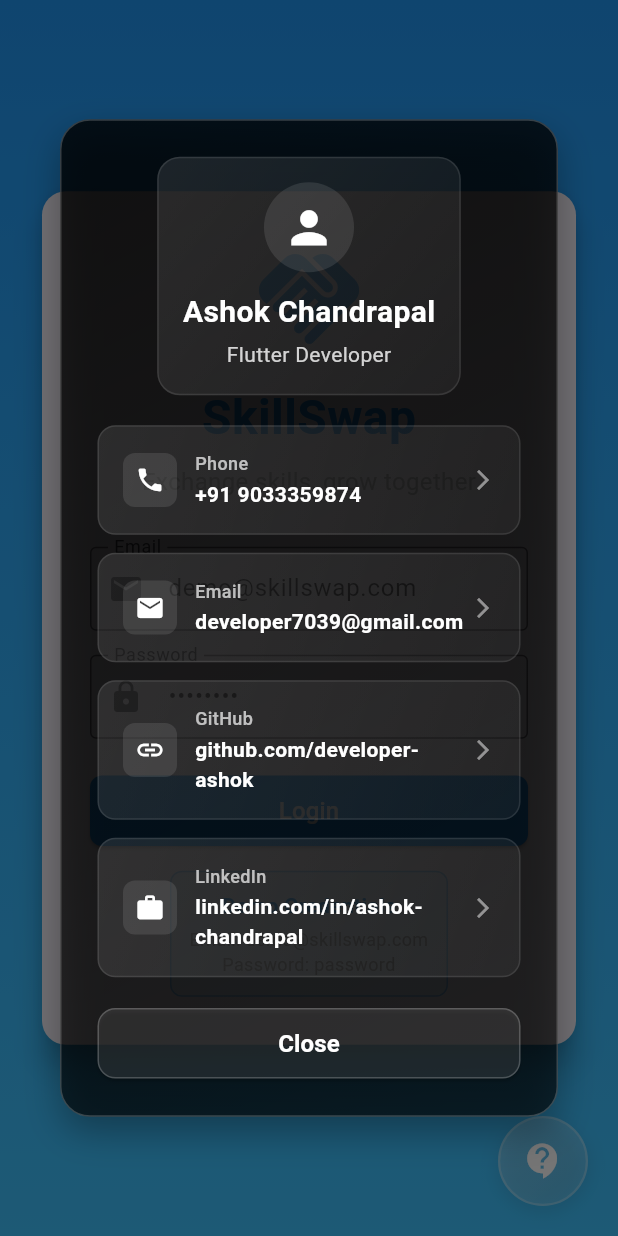
After one commit to developer-ashok/flutter-skillswap, a Flutter app: the screen it shows after launch, after a tap on the "contact support" icon, on a phone screen of 412 x 824 dp. The commit adds this screen. Run offline on Flutter 3.47's test engine with Material 3 defaults, Android fonts, the phone set to English and light mode, and no system bars; our stand-ins replace shared_preferences; accounts and stored records are empty.

Commit message:
first commit

```diff
--- a/lib/screens/home_screen.dart
+++ b/lib/screens/home_screen.dart
@@ -3,6 +3,7 @@ import 'browse_screen.dart';
 import 'profile_screen.dart';
 import 'matches_screen.dart';
 import 'add_post_screen.dart';
+import '../widgets/floating_contact_button.dart';
 
 class HomeScreen extends StatefulWidget {
   const HomeScreen({super.key});
@@ -30,7 +31,12 @@ class _HomeScreenState extends State<HomeScreen> {
   @override
   Widget build(BuildContext context) {
     return Scaffold(
-      body: _screens[_currentIndex],
+      body: Stack(
+        children: [
+          _screens[_currentIndex],
+          const FloatingContactButton(),
+        ],
+      ),
       bottomNavigationBar: BottomNavigationBar(
         type: BottomNavigationBarType.fixed,
         currentIndex: _currentIndex,
--- a/lib/screens/login_screen.dart
+++ b/lib/screens/login_screen.dart
@@ -1,6 +1,7 @@
 import 'package:flutter/material.dart';
 import 'package:provider/provider.dart';
 import '../providers/auth_provider.dart';
+import '../widgets/floating_contact_button.dart';
 
 class LoginScreen extends StatefulWidget {
   const LoginScreen({super.key});
@@ -60,7 +61,9 @@ class _LoginScreenState extends State<LoginScreen> {
   @override
   Widget build(BuildContext context) {
     return Scaffold(
-      body: Container(
+      body: Stack(
+        children: [
+          Container(
             decoration: const BoxDecoration(
               gradient: LinearGradient(
                 begin: Alignment.topCenter,
@@ -205,6 +208,9 @@ class _LoginScreenState extends State<LoginScreen> {
               ),
             ),
           ),
+          const FloatingContactButton(),
+        ],
+      ),
     );
   }
 }
--- /dev/null
+++ b/lib/widgets/floating_contact_button.dart
@@ -0,0 +1,374 @@
+import 'package:flutter/material.dart';
+
+class FloatingContactButton extends StatefulWidget {
+  const FloatingContactButton({super.key});
+
+  @override
+  State<FloatingContactButton> createState() => _FloatingContactButtonState();
+}
+
+class _FloatingContactButtonState extends State<FloatingContactButton>
+    with SingleTickerProviderStateMixin {
+  late AnimationController _animationController;
+  late Animation<double> _scaleAnimation;
+  bool _isPressed = false;
+
+  @override
+  void initState() {
+    super.initState();
+    _animationController = AnimationController(
+      duration: const Duration(milliseconds: 150),
+      vsync: this,
+    );
+    _scaleAnimation = Tween<double>(
+      begin: 1.0,
+      end: 0.95,
+    ).animate(CurvedAnimation(
+      parent: _animationController,
+      curve: Curves.easeInOut,
+    ));
+  }
+
+  @override
+  void dispose() {
+    _animationController.dispose();
+    super.dispose();
+  }
+
+  void _onTapDown(TapDownDetails details) {
+    setState(() {
+      _isPressed = true;
+    });
+    _animationController.forward();
+  }
+
+  void _onTapUp(TapUpDetails details) {
+    setState(() {
+      _isPressed = false;
+    });
+    _animationController.reverse();
+  }
+
+  void _onTapCancel() {
+    setState(() {
+      _isPressed = false;
+    });
+    _animationController.reverse();
+  }
+
+  void _showContactDialog() {
+    showDialog(
+      context: context,
+      builder: (context) => _ContactDialog(),
+    );
+  }
+
+  @override
+  Widget build(BuildContext context) {
+    return Positioned(
+      bottom: 20,
+      right: 20,
+      child: GestureDetector(
+        onTapDown: _onTapDown,
+        onTapUp: _onTapUp,
+        onTapCancel: _onTapCancel,
+        onTap: _showContactDialog,
+        child: AnimatedBuilder(
+          animation: _scaleAnimation,
+          builder: (context, child) {
+            return Transform.scale(
+              scale: _scaleAnimation.value,
+              child: Container(
+                width: 60,
+                height: 60,
+                decoration: BoxDecoration(
+                  shape: BoxShape.circle,
+                  gradient: LinearGradient(
+                    begin: Alignment.topLeft,
+                    end: Alignment.bottomRight,
+                    colors: [
+                      Colors.white.withOpacity(0.2),
+                      Colors.white.withOpacity(0.1),
+                    ],
+                  ),
+                  border: Border.all(
+                    color: Colors.white.withOpacity(0.3),
+                    width: 1.5,
+                  ),
+                  boxShadow: [
+                    BoxShadow(
+                      color: Colors.black.withOpacity(0.1),
+                      blurRadius: 10,
+                      spreadRadius: 0,
+                      offset: const Offset(0, 4),
+                    ),
+                  ],
+                ),
+                child: Container(
+                  decoration: BoxDecoration(
+                    shape: BoxShape.circle,
+                    gradient: LinearGradient(
+                      begin: Alignment.topLeft,
+                      end: Alignment.bottomRight,
+                      colors: [
+                        Colors.white.withOpacity(0.1),
+                        Colors.white.withOpacity(0.05),
+                      ],
+                    ),
+                  ),
+                  child: const Icon(
+                    Icons.contact_support,
+                    color: Colors.white,
+                    size: 28,
+                  ),
+                ),
+              ),
+            );
+          },
+        ),
+      ),
+    );
+  }
+}
+
+class _ContactDialog extends StatefulWidget {
+  @override
+  State<_ContactDialog> createState() => _ContactDialogState();
+}
+
+class _ContactDialogState extends State<_ContactDialog> {
+  @override
+  Widget build(BuildContext context) {
+    return Dialog(
+      backgroundColor: Colors.transparent,
+      child: Container(
+        padding: const EdgeInsets.all(24),
+        decoration: BoxDecoration(
+          borderRadius: BorderRadius.circular(20),
+          gradient: LinearGradient(
+            begin: Alignment.topLeft,
+            end: Alignment.bottomRight,
+            colors: [
+              Colors.black.withOpacity(0.8),
+              Colors.black.withOpacity(0.6),
+            ],
+          ),
+          border: Border.all(
+            color: Colors.white.withOpacity(0.2),
+            width: 1,
+          ),
+          boxShadow: [
+            BoxShadow(
+              color: Colors.black.withOpacity(0.3),
+              blurRadius: 20,
+              spreadRadius: 0,
+              offset: const Offset(0, 10),
+            ),
+          ],
+        ),
+        child: Column(
+          mainAxisSize: MainAxisSize.min,
+          children: [
+            // Header
+            Container(
+              padding: const EdgeInsets.all(16),
+              decoration: BoxDecoration(
+                borderRadius: BorderRadius.circular(15),
+                gradient: LinearGradient(
+                  begin: Alignment.topLeft,
+                  end: Alignment.bottomRight,
+                  colors: [
+                    Colors.white.withOpacity(0.1),
+                    Colors.white.withOpacity(0.05),
+                  ],
+                ),
+                border: Border.all(
+                  color: Colors.white.withOpacity(0.1),
+                  width: 1,
+                ),
+              ),
+              child: Column(
+                children: [
+                  CircleAvatar(
+                    radius: 30,
+                    backgroundColor: Colors.white.withOpacity(0.1),
+                    child: const Icon(
+                      Icons.person,
+                      size: 35,
+                      color: Colors.white,
+                    ),
+                  ),
+                  const SizedBox(height: 12),
+                  const Text(
+                    'Ashok Chandrapal',
+                    style: TextStyle(
+                      fontSize: 20,
+                      fontWeight: FontWeight.bold,
+                      color: Colors.white,
+                    ),
+                  ),
+                  const SizedBox(height: 4),
+                  Text(
+                    'Flutter Developer',
+                    style: TextStyle(
+                      fontSize: 14,
+                      color: Colors.white.withOpacity(0.8),
+                    ),
+                  ),
+                ],
+              ),
+            ),
+            const SizedBox(height: 20),
+
+            // Contact Info
+            _buildContactItem(
+              icon: Icons.phone,
+              title: 'Phone',
+              value: '+91 9033359874',
+              onTap: () => _launchUrl('tel:+919033359874'),
+            ),
+            const SizedBox(height: 12),
+            _buildContactItem(
+              icon: Icons.email,
+              title: 'Email',
+              value: 'developer7039@gmail.com',
+              onTap: () => _launchUrl('mailto:developer7039@gmail.com'),
+            ),
+            const SizedBox(height: 12),
+            _buildContactItem(
+              icon: Icons.link,
+              title: 'GitHub',
+              value: 'github.com/developer-ashok',
+              onTap: () => _launchUrl('https://github.com/developer-ashok'),
+            ),
+            const SizedBox(height: 12),
+            _buildContactItem(
+              icon: Icons.work,
+              title: 'LinkedIn',
+              value: 'linkedin.com/in/ashok-chandrapal',
+              onTap: () => _launchUrl('https://linkedin.com/in/ashok-chandrapal'),
+            ),
+            const SizedBox(height: 20),
+
+            // Close Button
+            SizedBox(
+              width: double.infinity,
+              child: ElevatedButton(
+                onPressed: () => Navigator.of(context).pop(),
+                style: ElevatedButton.styleFrom(
+                  backgroundColor: Colors.white.withOpacity(0.1),
+                  foregroundColor: Colors.white,
+                  padding: const EdgeInsets.symmetric(vertical: 12),
+                  shape: RoundedRectangleBorder(
+                    borderRadius: BorderRadius.circular(12),
+                    side: BorderSide(
+                      color: Colors.white.withOpacity(0.2),
+                      width: 1,
+                    ),
+                  ),
+                ),
+                child: const Text(
+                  'Close',
+                  style: TextStyle(
+                    fontSize: 16,
+                    fontWeight: FontWeight.w600,
+                  ),
+                ),
+              ),
+            ),
+          ],
+        ),
+      ),
+    );
+  }
+
+  Widget _buildContactItem({
+    required IconData icon,
+    required String title,
+    required String value,
+    required VoidCallback onTap,
+  }) {
+    return InkWell(
+      onTap: onTap,
+      borderRadius: BorderRadius.circular(12),
+      child: Container(
+        padding: const EdgeInsets.all(16),
+        decoration: BoxDecoration(
+          borderRadius: BorderRadius.circular(12),
+          gradient: LinearGradient(
+            begin: Alignment.topLeft,
+            end: Alignment.bottomRight,
+            colors: [
+              Colors.white.withOpacity(0.1),
+              Colors.white.withOpacity(0.05),
+            ],
+          ),
+          border: Border.all(
+            color: Colors.white.withOpacity(0.1),
+            width: 1,
+          ),
+        ),
+        child: Row(
+          children: [
+            Container(
+              padding: const EdgeInsets.all(8),
+              decoration: BoxDecoration(
+                borderRadius: BorderRadius.circular(8),
+                color: Colors.white.withOpacity(0.1),
+              ),
+              child: Icon(
+                icon,
+                color: Colors.white,
+                size: 20,
+              ),
+            ),
+            const SizedBox(width: 12),
+            Expanded(
+              child: Column(
+                crossAxisAlignment: CrossAxisAlignment.start,
+                children: [
+                  Text(
+                    title,
+                    style: TextStyle(
+                      fontSize: 12,
+                      color: Colors.white.withOpacity(0.7),
+                      fontWeight: FontWeight.w500,
+                    ),
+                  ),
+                  const SizedBox(height: 2),
+                  Text(
+                    value,
+                    style: const TextStyle(
+                      fontSize: 14,
+                      color: Colors.white,
+                      fontWeight: FontWeight.w600,
+                    ),
+                  ),
+                ],
+              ),
+            ),
+            Icon(
+              Icons.arrow_forward_ios,
+              color: Colors.white.withOpacity(0.5),
+              size: 16,
+            ),
+          ],
+        ),
+      ),
+    );
+  }
+
+  void _launchUrl(String url) {
+    // In a real app, you would use url_launcher package
+    // For now, we'll just show a snackbar
+    if (context.mounted) {
+      ScaffoldMessenger.of(context).showSnackBar(
+        SnackBar(
+          content: Text('Opening: $url'),
+          backgroundColor: Colors.green,
+          duration: const Duration(seconds: 2),
+        ),
+      );
+    }
+  }
+}
```
Also changed, not shown: 1 other file. Lines whose indentation alone changed are shown as unchanged.
